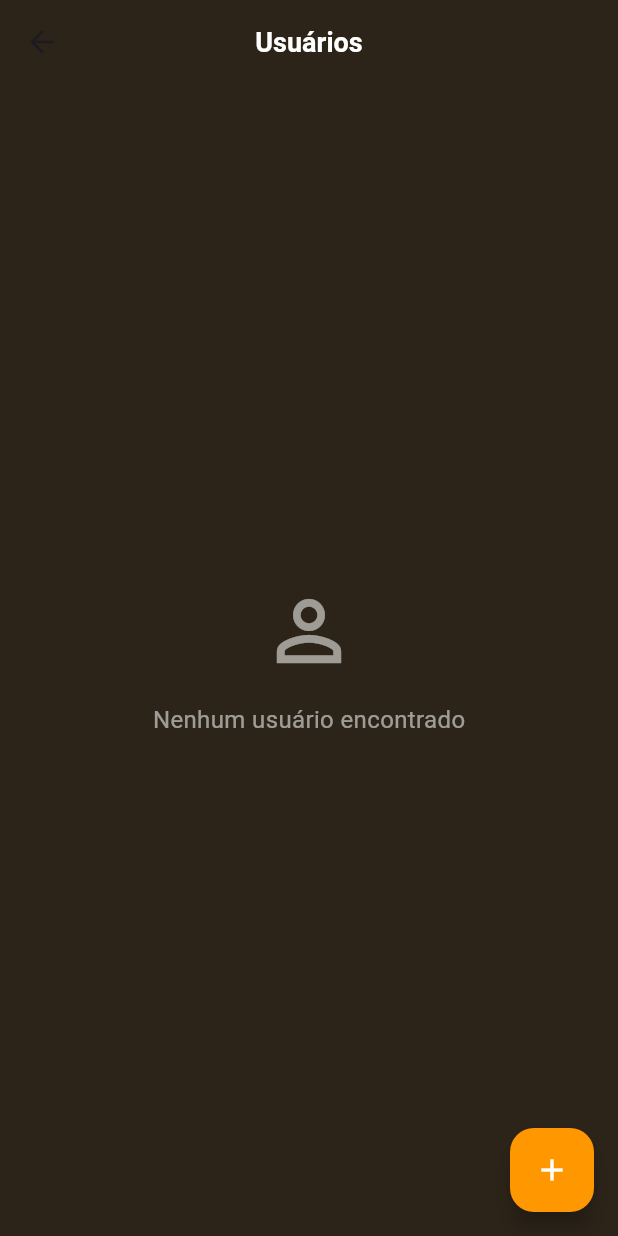
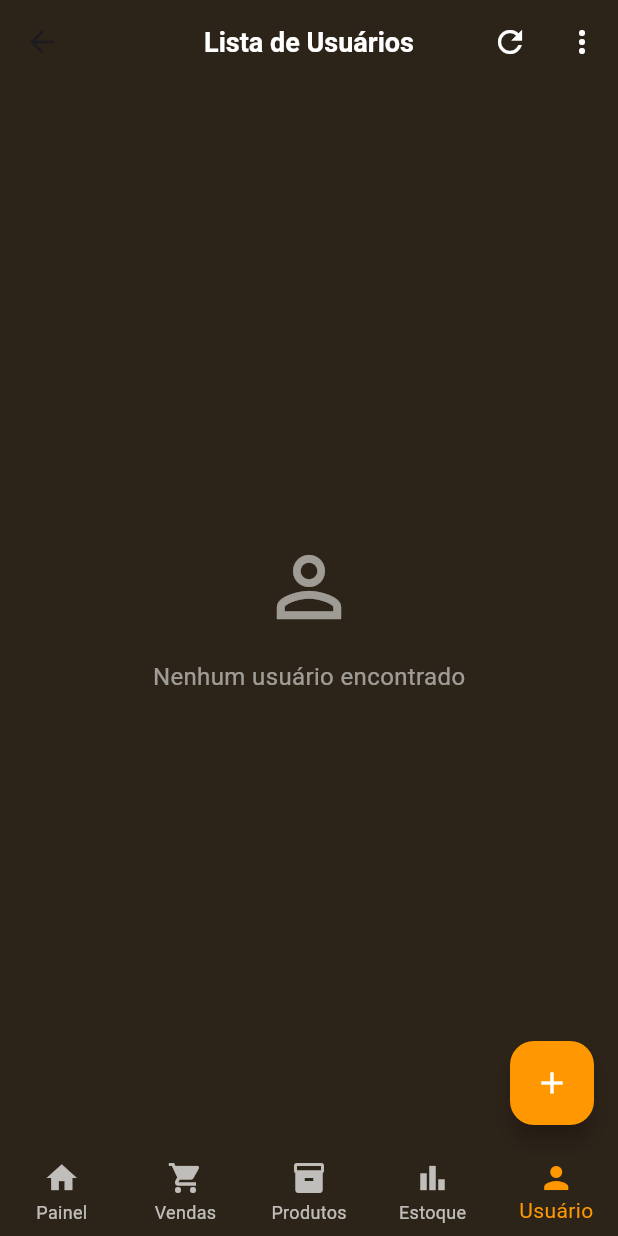
Before and after one commit to andersonf007/PedeAi-ERP, a Flutter app: the ListUsuarioPage screen opened by its route, on a phone screen of 412 x 824 dp. Run offline on Flutter 3.47's test engine with Material 3 defaults, Android fonts, the phone set to English and light mode, and no system bars; our stand-ins replace flutter_login, image_picker, shared_preferences, supabase_flutter; accounts and stored records are empty.

Commit message:
ajustado o bottomNavigation nas telas existentes

```diff
--- a/lib/view/home/home.dart
+++ b/lib/view/home/home.dart
@@ -252,7 +252,11 @@ class _HomePageState extends State<HomePage> {
         setState(() {
           _selectedIndex = index;
         });
-        if (index == 2) {
+        if (index == 0) {
+          Navigator.of(context).pushNamed('/home', arguments: null);
+        } /*else if (index == 1) {
+          Navigator.of(context).pushNamed('/listVendas', arguments: null);
+        } */ else if (index == 2) {
           Navigator.of(context).pushNamed('/listProdutos', arguments: null);
         } else if (index == 4) {
           Navigator.of(context).pushNamed('/listUsuarios', arguments: null);
--- a/lib/view/usuario/listUsuario.dart
+++ b/lib/view/usuario/listUsuario.dart
@@ -9,6 +9,7 @@ class ListUsuarioPage extends StatefulWidget {
 }
 
 class _ListUsuarioPageState extends State<ListUsuarioPage> {
+  int _selectedIndex = 4;
   final Usuariocontroller usuariocontroller = Usuariocontroller();
   List<Usuario> _usuarios = [];
   bool _isLoading = true;
@@ -41,9 +42,19 @@ class _ListUsuarioPageState extends State<ListUsuarioPage> {
         backgroundColor: Color(0xFF2D2419),
         centerTitle: true,
         title: Text(
-          'Usuários',
+          'Lista de Usuários',
           style: TextStyle(color: Colors.white, fontSize: 18, fontWeight: FontWeight.bold),
         ),
+        actions: [
+          IconButton(
+            icon: Icon(Icons.refresh, color: Colors.white),
+            onPressed: _carregarUsuarios,
+          ),
+          IconButton(
+            icon: Icon(Icons.more_vert, color: Colors.white),
+            onPressed: () {},
+          ),
+        ],
         elevation: 0,
       ),
       body: _isLoading
@@ -99,7 +110,10 @@ class _ListUsuarioPageState extends State<ListUsuarioPage> {
                         ),
                       ),
                       SizedBox(width: 8),
-                      IconButton(icon: Icon(Icons.edit, color: Colors.orange, size: 20), onPressed: () => _abrirCadastroUsuario(usuario)),
+                      IconButton(
+                        icon: Icon(Icons.edit, color: Colors.orange, size: 20),
+                        onPressed: () => _abrirCadastroUsuario(usuario),
+                      ),
                     ],
                   ),
                 );
@@ -110,6 +124,38 @@ class _ListUsuarioPageState extends State<ListUsuarioPage> {
         child: Icon(Icons.add, color: Colors.white),
         backgroundColor: Colors.orange,
       ),
+      bottomNavigationBar: _buildBottomNavigationBar(),
+    );
+  }
+
+  Widget _buildBottomNavigationBar() {
+    return BottomNavigationBar(
+      backgroundColor: Color(0xFF2D2419),
+      type: BottomNavigationBarType.fixed,
+      selectedItemColor: Colors.orange,
+      unselectedItemColor: Colors.white70,
+      currentIndex: _selectedIndex,
+      onTap: (index) {
+        setState(() {
+          _selectedIndex = index;
+        });
+        if (index == 0) {
+          Navigator.of(context).pushNamed('/home', arguments: null);
+        } /*else if (index == 1) {
+          Navigator.of(context).pushNamed('/listVendas', arguments: null);
+        } */ else if (index == 2) {
+          Navigator.of(context).pushNamed('/listProdutos', arguments: null);
+        } else if (index == 4) {
+          Navigator.of(context).pushNamed('/listUsuarios', arguments: null);
+        }
+      },
+      items: [
+        BottomNavigationBarItem(icon: Icon(Icons.home), label: 'Painel'),
+        BottomNavigationBarItem(icon: Icon(Icons.shopping_cart), label: 'Vendas'),
+        BottomNavigationBarItem(icon: Icon(Icons.inventory), label: 'Produtos'),
+        BottomNavigationBarItem(icon: Icon(Icons.bar_chart), label: 'Estoque'),
+        BottomNavigationBarItem(icon: Icon(Icons.person), label: 'Usuário'),
+      ],
     );
   }
 }
```
Also changed, not shown: lib/view/produto/listProdutos.dart (+8 -2 lines).
